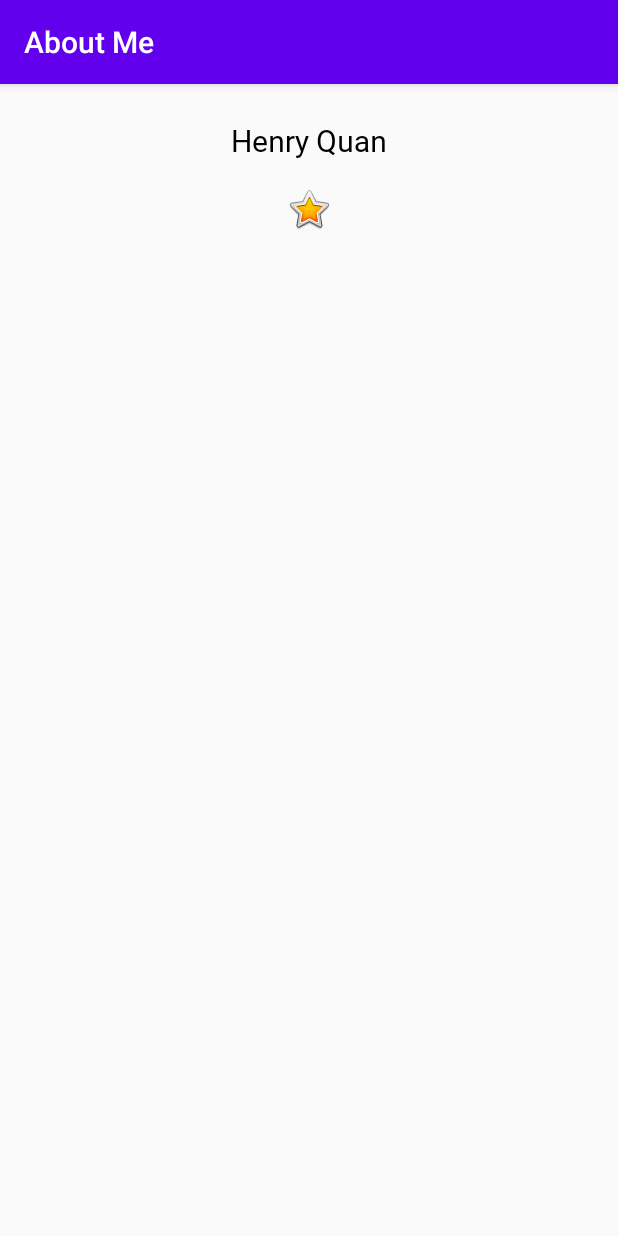
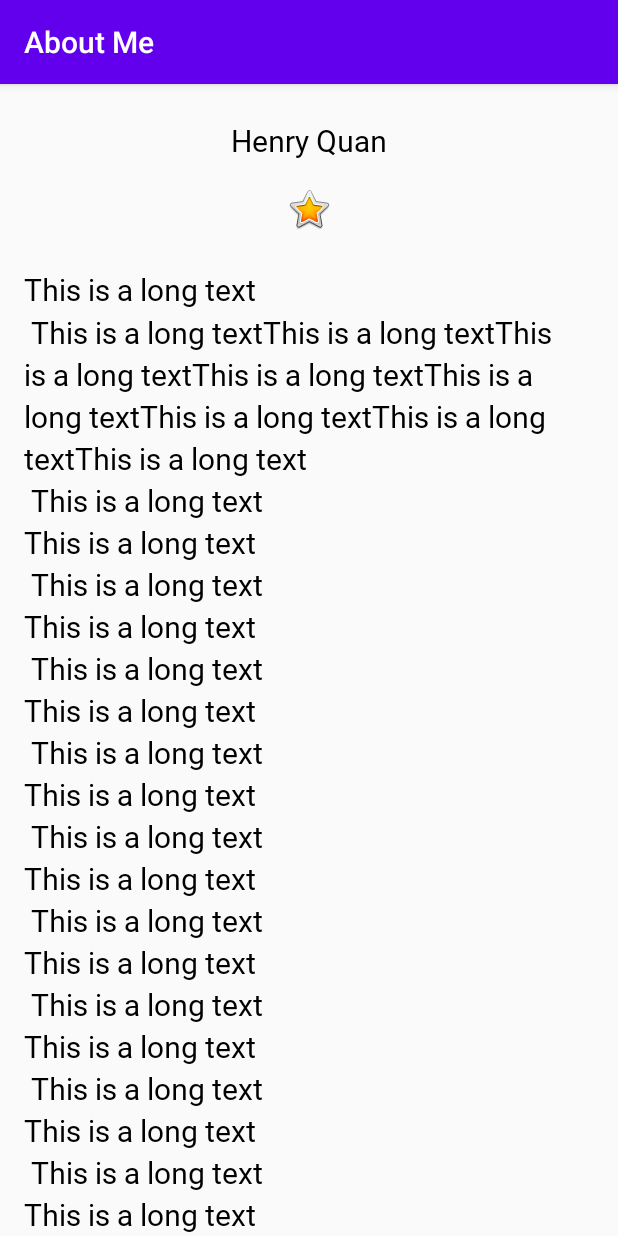
Before and after one commit to HenryQuan/mobile_app_development_training, an Android app: the screen it shows after launch (MainActivity), on a phone screen of 412 x 824 dp. Run offline under Robolectric (Android 15) with nearby library versions, the phone set to English and light mode, and no system bars.

Commit message:
scrollview has added

```diff
--- a/kotlin fundamentals/about-me/app/src/main/res/layout/activity_main.xml
+++ b/kotlin fundamentals/about-me/app/src/main/res/layout/activity_main.xml
@@ -4,23 +4,39 @@
     xmlns:tools="http://schemas.android.com/tools"
     android:layout_width="match_parent"
     android:layout_height="match_parent"
-    tools:context=".MainActivity"
-    android:orientation="vertical" >
+    android:orientation="vertical"
+    tools:context=".MainActivity">
 
     <TextView
         android:id="@+id/name_text"
+        style="@style/NameStyle"
         android:layout_width="match_parent"
         android:layout_height="wrap_content"
         android:text="@string/my_name"
-        android:textAlignment="center"
-        style="@style/NameStyle" />
+        android:textAlignment="center" />
 
     <ImageView
         android:id="@+id/star_image"
         android:layout_width="match_parent"
         android:layout_height="wrap_content"
-        app:srcCompat="@android:drawable/btn_star_big_on"
         android:layout_marginTop="@dimen/layout_margin"
-        android:contentDescription="@string/yellow_star"/>
+        android:contentDescription="@string/yellow_star"
+        app:srcCompat="@android:drawable/btn_star_big_on" />
+
+    <ScrollView
+        android:id="@+id/bio_scroll"
+        android:layout_width="match_parent"
+        android:layout_height="match_parent">
+
+        <TextView
+            android:id="@+id/bio_text"
+            style="@style/NameStyle"
+            android:layout_width="match_parent"
+            android:layout_height="wrap_content"
+            android:lineSpacingMultiplier="1.2"
+            android:paddingStart="@dimen/padding"
+            android:paddingEnd="@dimen/padding"
+            android:text="@string/long_text" />
+    </ScrollView>
 
 </LinearLayout>
--- a/kotlin fundamentals/about-me/app/src/main/res/values/dimens.xml
+++ b/kotlin fundamentals/about-me/app/src/main/res/values/dimens.xml
@@ -3,4 +3,5 @@
     <dimen name="text_size">20sp</dimen>
     <dimen name="small_padding">8dp</dimen>
     <dimen name="layout_margin">16dp</dimen>
+    <dimen name="padding">16dp</dimen>
 </resources>
--- a/kotlin fundamentals/about-me/app/src/main/res/values/strings.xml
+++ b/kotlin fundamentals/about-me/app/src/main/res/values/strings.xml
@@ -2,4 +2,18 @@
     <string name="app_name">About Me</string>
     <string name="my_name">Henry Quan</string>
     <string name="yellow_star">yellow star</string>
+    <string name="long_text">This is a long text\n
+        This is a long textThis is a long textThis is a long textThis is a long textThis is a long textThis is a long textThis is a long textThis is a long text\n
+        This is a long text\nThis is a long text\n
+        This is a long text\nThis is a long text\n
+        This is a long text\nThis is a long text\n
+        This is a long text\nThis is a long text\n
+        This is a long text\nThis is a long text\n
+        This is a long text\nThis is a long text\n
+        This is a long text\nThis is a long text\n
+        This is a long text\nThis is a long text\n
+        This is a long text\nThis is a long text\n
+        This is a long text\nThis is a long text\n
+        This is a long text\nThis is a long text\n
+    </string>
 </resources>
```
